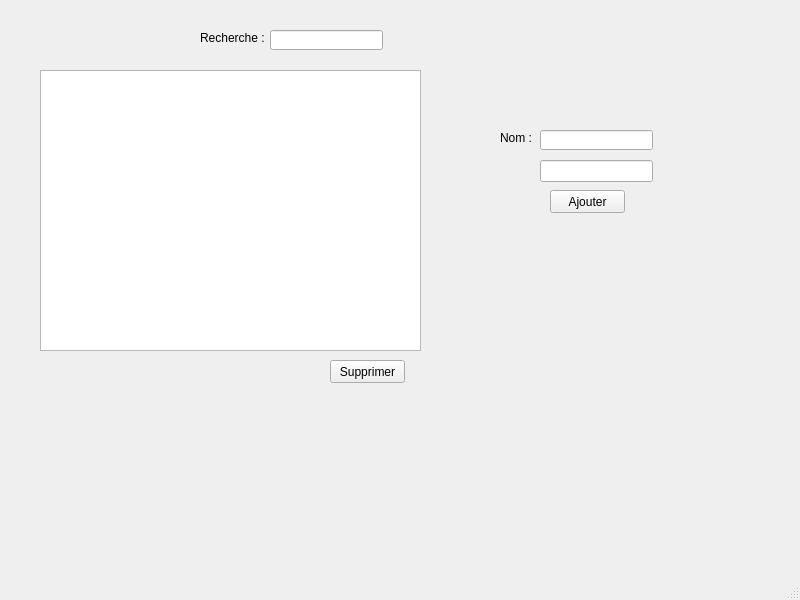
First picture: the form in menu.ui, repository soumaya-nheri/Smart-Restaurant-2A27, before the edit.
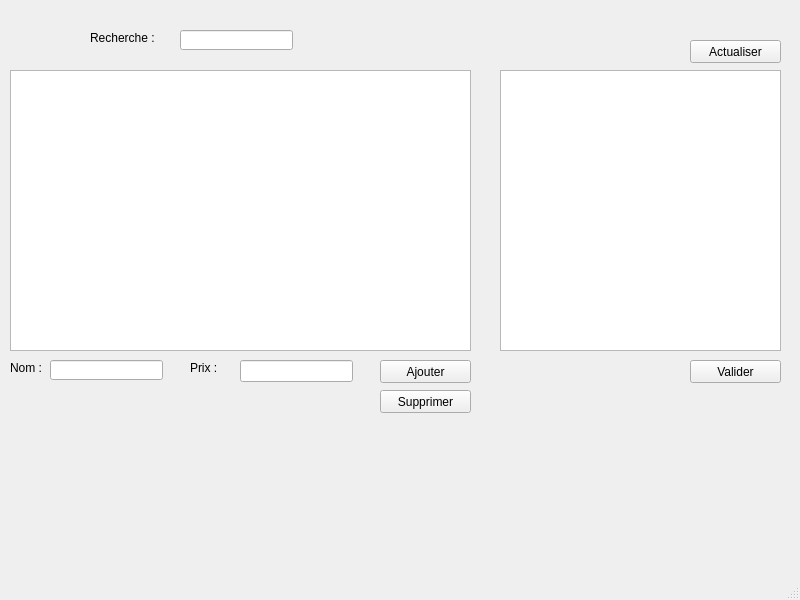
Second picture: the form after the edit.

Patch:
```diff
--- a/menu.ui
+++ b/menu.ui
@@ -17,9 +17,9 @@
    <widget class="QTableView" name="tableView">
     <property name="geometry">
      <rect>
-      <x>40</x>
+      <x>10</x>
       <y>70</y>
-      <width>381</width>
+      <width>461</width>
       <height>281</height>
      </rect>
     </property>
@@ -27,8 +27,8 @@
    <widget class="QLabel" name="label">
     <property name="geometry">
      <rect>
-      <x>500</x>
-      <y>130</y>
+      <x>10</x>
+      <y>360</y>
       <width>41</width>
       <height>16</height>
      </rect>
@@ -40,8 +40,8 @@
    <widget class="QLineEdit" name="txt_Nom">
     <property name="geometry">
      <rect>
-      <x>540</x>
-      <y>130</y>
+      <x>50</x>
+      <y>360</y>
       <width>113</width>
       <height>20</height>
      </rect>
@@ -50,9 +50,9 @@
    <widget class="QPushButton" name="Ajouter">
     <property name="geometry">
      <rect>
-      <x>550</x>
-      <y>190</y>
-      <width>75</width>
+      <x>380</x>
+      <y>360</y>
+      <width>91</width>
       <height>23</height>
      </rect>
     </property>
@@ -63,9 +63,9 @@
    <widget class="QPushButton" name="Supprimer">
     <property name="geometry">
      <rect>
-      <x>330</x>
-      <y>360</y>
-      <width>75</width>
+      <x>380</x>
+      <y>390</y>
+      <width>91</width>
       <height>23</height>
      </rect>
     </property>
@@ -76,7 +76,7 @@
    <widget class="QLineEdit" name="txt_Search">
     <property name="geometry">
      <rect>
-      <x>270</x>
+      <x>180</x>
       <y>30</y>
       <width>113</width>
       <height>20</height>
@@ -86,7 +86,7 @@
    <widget class="QLabel" name="label_2">
     <property name="geometry">
      <rect>
-      <x>200</x>
+      <x>90</x>
       <y>30</y>
       <width>71</width>
       <height>16</height>
@@ -99,13 +99,62 @@
    <widget class="QLineEdit" name="txt_Prix">
     <property name="geometry">
      <rect>
-      <x>540</x>
-      <y>160</y>
+      <x>240</x>
+      <y>360</y>
       <width>113</width>
       <height>22</height>
      </rect>
     </property>
    </widget>
+   <widget class="QLabel" name="label_3">
+    <property name="geometry">
+     <rect>
+      <x>190</x>
+      <y>360</y>
+      <width>56</width>
+      <height>16</height>
+     </rect>
+    </property>
+    <property name="text">
+     <string>Prix :</string>
+    </property>
+   </widget>
+   <widget class="QPushButton" name="Valider">
+    <property name="geometry">
+     <rect>
+      <x>690</x>
+      <y>360</y>
+      <width>91</width>
+      <height>23</height>
+     </rect>
+    </property>
+    <property name="text">
+     <string>Valider</string>
+    </property>
+   </widget>
+   <widget class="QTableView" name="tableView2">
+    <property name="geometry">
+     <rect>
+      <x>500</x>
+      <y>70</y>
+      <width>281</width>
+      <height>281</height>
+     </rect>
+    </property>
+   </widget>
+   <widget class="QPushButton" name="Actualiser">
+    <property name="geometry">
+     <rect>
+      <x>690</x>
+      <y>40</y>
+      <width>91</width>
+      <height>23</height>
+     </rect>
+    </property>
+    <property name="text">
+     <string>Actualiser</string>
+    </property>
+   </widget>
   </widget>
   <widget class="QMenuBar" name="menubar">
    <property name="geometry">
```
